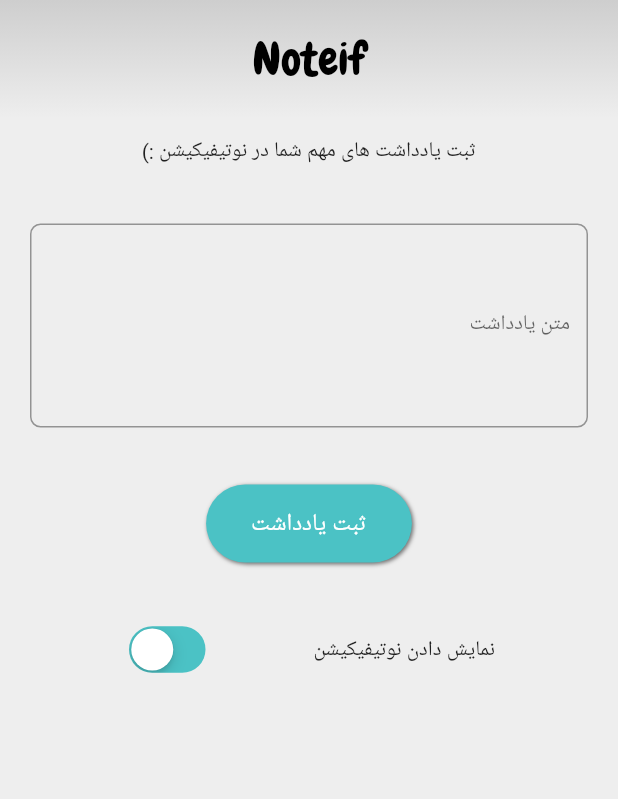
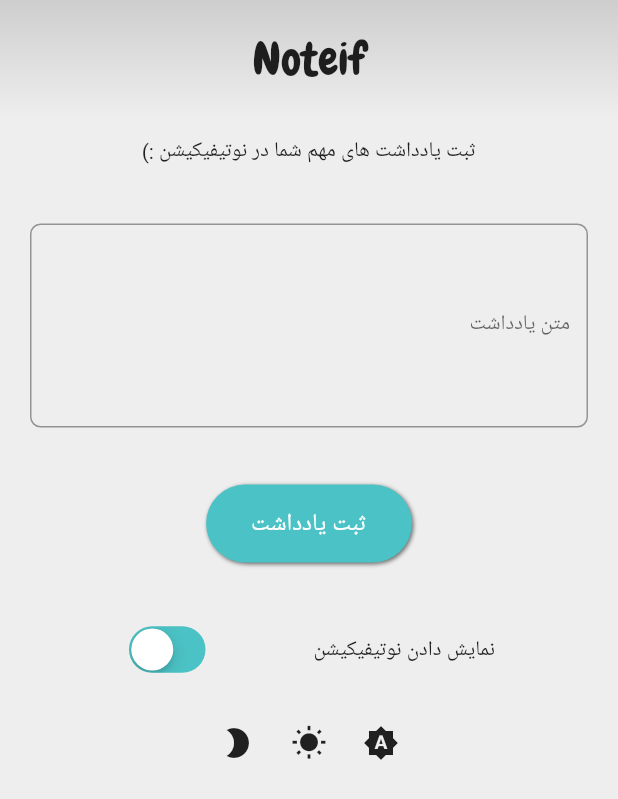
Before and after one commit to Move37-Team/noteif, a Flutter app: the screen it shows after launch, on a phone screen of 412 x 824 dp. Shown: the top 799 px of the screen. Run offline on Flutter 3.47's test engine with Material 2 defaults, Android fonts, the light colour scheme and no system bars; our stand-ins replace flutter_local_notifications, shared_preferences; Roboto replaces fonts that are missing (IRANSansMobile).

Commit message:
Add dark-theme and settings related to it

```diff
--- a/lib/main.dart
+++ b/lib/main.dart
@@ -7,6 +7,10 @@
 import 'package:noteif/helper/colors.dart';
 import 'package:noteif/helper/utils.dart';
 import 'package:shared_preferences/shared_preferences.dart';
+import 'theme/themeModeChanger.dart';
+import 'package:provider/provider.dart';
+
+import 'helper/colors.dart';
 
 void main() {
   runApp(MyApp());
@@ -15,6 +19,19 @@
 class MyApp extends StatelessWidget {
   @override
   Widget build(BuildContext context) {
+    return ChangeNotifierProvider<ThemeModeChanger>(
+          create: (_) => ThemeModeChanger(ThemeMode.system),
+          child: MaterialAppWithThemeMode(),
+    );
+  }
+}
+
+class MaterialAppWithThemeMode extends StatelessWidget {
+
+  @override
+  Widget build(BuildContext context) {
+    final themeMode = Provider.of<ThemeModeChanger>(context);
+
     return MaterialApp(
         localizationsDelegates: [
     GlobalMaterialLocalizations.delegate,
@@ -25,7 +42,12 @@
     Locale("fa", "IR"),
         ],
         theme: ThemeData(
-          fontFamily: 'IRANSansMobile', primaryColor: AppColors.bondiBlue),
+      fontFamily: 'IRANSansMobile',
+      primaryColor: AppColors.bondiBlue,
+      scaffoldBackgroundColor: AppColors.whiteSmoke
+      ),
+        darkTheme: ThemeData.dark(),
+        themeMode: themeMode.getThemeMode(),
         locale: Locale("fa", "IR"),
 //      navigatorObservers: <NavigatorObserver>[observer],
         home: HomePage(),
@@ -94,20 +116,26 @@
 
   @override
   Widget build(BuildContext context) {
+
+    ThemeModeChanger _themeModeChanger = Provider.of<ThemeModeChanger>(context);
+
     final noteTextBox = Container(
-      decoration: BoxDecoration(
-          gradient: LinearGradient(
+      decoration: Theme.of(context).brightness == Brightness.light
+        ? BoxDecoration(
+          gradient:  LinearGradient(
           begin: Alignment.topCenter,
           end: Alignment.bottomCenter,
           colors: [AppColors.veryLightGray, AppColors.whiteSmoke],
-      )),
+          )
+      )
+      : BoxDecoration(color: Colors.grey[850])
+      ,
       width: double.infinity,
       padding: const EdgeInsets.all(20.0),
       child: Text(
         'Noteif',
         style: TextStyle(
           fontFamily: 'Chewy',
-          color: Colors.black,
           fontSize: 30.0,
         ),
         textAlign: TextAlign.center,
@@ -171,8 +199,27 @@
       child: Center(child: materialButton('ثبت یادداشت', setNote)),
     );
 
+
+    final themeModeSetting = Row(
+      mainAxisAlignment: MainAxisAlignment.center,
+      children: <Widget>[
+        IconButton(
+          icon: Icon(Icons.brightness_auto),
+          onPressed: () => _themeModeChanger.setThemeMode(ThemeMode.system),
+        ),
+        IconButton(
+          icon: Icon(Icons.wb_sunny),
+          onPressed: () => _themeModeChanger.setThemeMode(ThemeMode.light),
+        ),
+        IconButton(
+          icon: Icon(Icons.brightness_2),
+          onPressed: () => _themeModeChanger.setThemeMode(ThemeMode.dark),
+        ),
+
+      ],
+    );
+
     return Scaffold(
-      backgroundColor: AppColors.whiteSmoke,
 //      appBar: emptyAppbar(),
       body: SafeArea(
         child: Container(
@@ -186,6 +233,7 @@
                 noteTextField,
                 saveNoteButton,
                 showNotificationWidgets,
+                themeModeSetting,
               ],
             ),
           ),
--- /dev/null
+++ b/lib/theme/themeModeChanger.dart
@@ -0,0 +1,16 @@
+import 'package:flutter/material.dart';
+
+class ThemeModeChanger with ChangeNotifier{
+
+  ThemeMode _themeMode;
+
+  ThemeModeChanger(this._themeMode);
+
+  getThemeMode() => _themeMode;
+  setThemeMode(ThemeMode themeMode){
+    _themeMode = themeMode;
+
+    notifyListeners();
+
+  }
+}
```
Also changed, not shown: pubspec.yaml (+6 -5 lines), pubspec.lock. Lines whose indentation alone changed are shown as unchanged.
